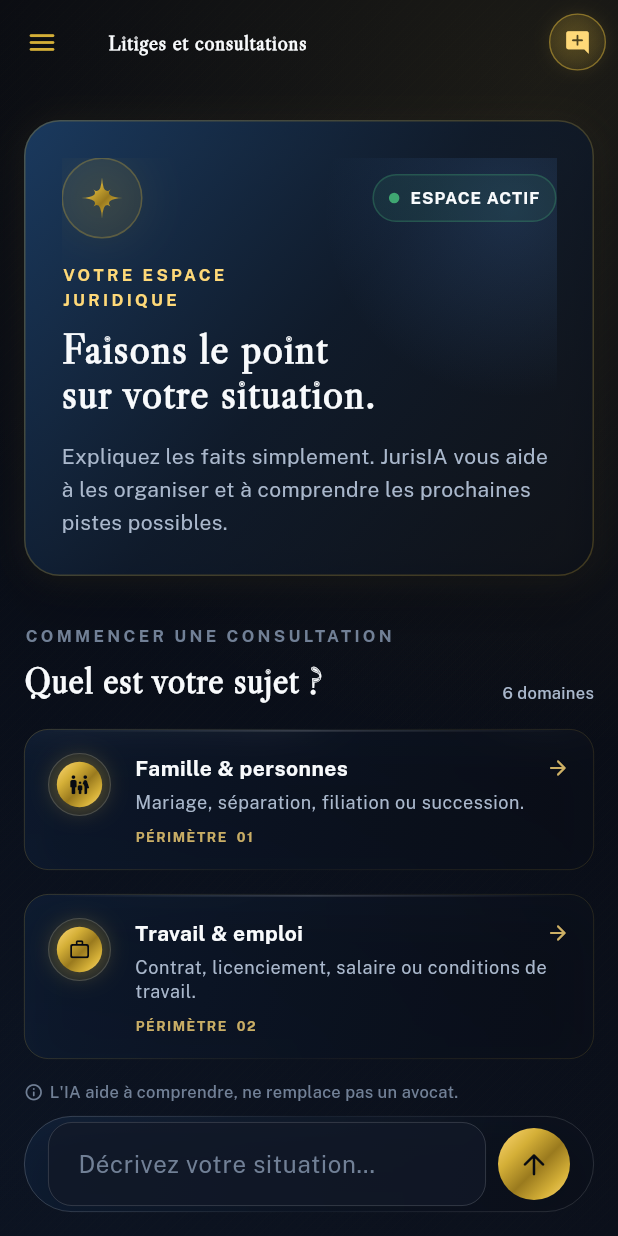
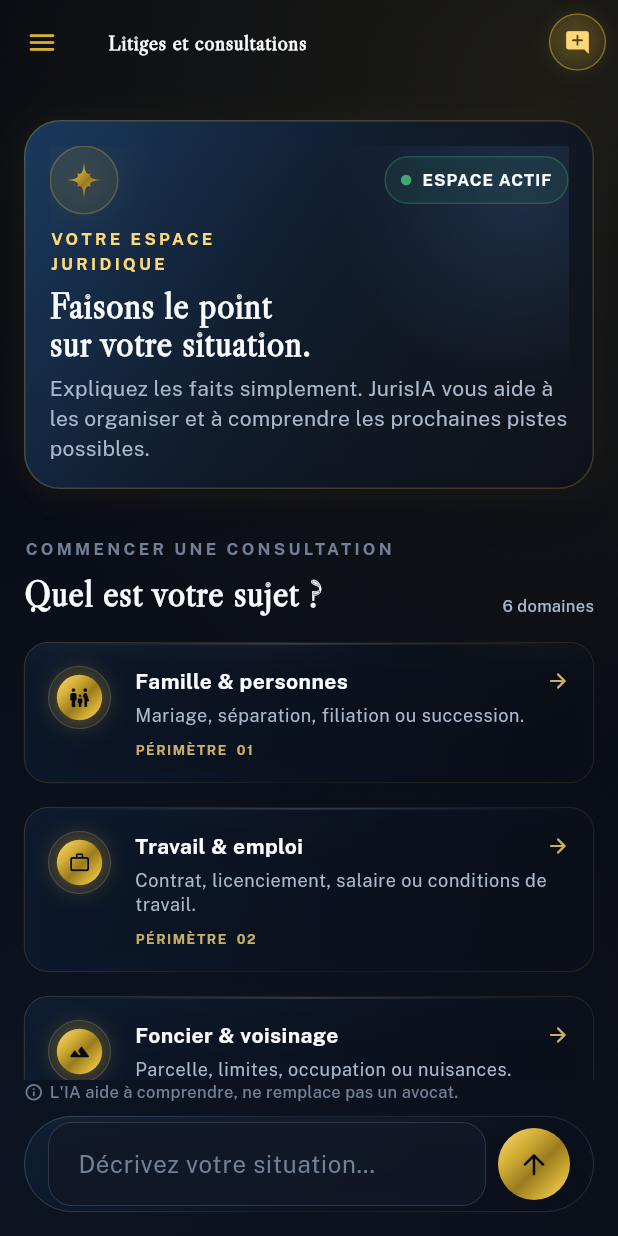
Before and after one commit to liorcreation/jurisia-app, a Flutter app: the screen it shows once a user with an empty profile is signed in, on a phone screen of 412 x 824 dp. Run offline on Flutter 3.47's test engine with Material 3 defaults, Android fonts, the phone set to English and light mode, and no system bars; our stand-ins replace camera, equatable, flutter_tts, sentry_flutter, shared_preferences, speech_to_text and 3 more; missing offline and left inert: dart:js_interop, dart:ui_web, window_manager; accounts and stored records are empty; network calls fail.

Commit message:
Improve litigation mobile responsiveness

```diff
--- a/lib/core/platform/app_platform_style.dart
+++ b/lib/core/platform/app_platform_style.dart
@@ -21,11 +21,13 @@ enum AppPlatformStyle {
   ///
   /// Le mobile conserve le tiroir, la tablette affiche un rail permanent
   /// pour ne pas sacrifier la largeur utile au contenu, et le desktop expose
-  /// la sidebar complète repliable.
+  /// la sidebar complète repliable. Le côté le plus court évite qu'un
+  /// téléphone en paysage soit classé comme une tablette.
   static AppViewportClass viewportOf(BuildContext context) {
-    final width = MediaQuery.sizeOf(context).width;
+    final size = MediaQuery.sizeOf(context);
+    final width = size.width;
     if (width >= wideBreakpoint) return AppViewportClass.desktop;
-    if (width >= 600) return AppViewportClass.tablet;
+    if (size.shortestSide >= 600) return AppViewportClass.tablet;
     return AppViewportClass.mobile;
   }
 
--- a/lib/core/widgets/chat_composer.dart
+++ b/lib/core/widgets/chat_composer.dart
@@ -15,12 +15,14 @@ class ChatComposer extends StatefulWidget {
     required this.enabled,
     required this.onSend,
     this.hintText = 'Écrivez votre message…',
+    this.compact = false,
   });
 
   final TextEditingController controller;
   final bool enabled;
   final VoidCallback onSend;
   final String hintText;
+  final bool compact;
 
   @override
   State<ChatComposer> createState() => _ChatComposerState();
@@ -51,7 +53,12 @@ class _ChatComposerState extends State<ChatComposer> {
   @override
   Widget build(BuildContext context) {
     return Padding(
-      padding: const EdgeInsets.fromLTRB(AppSpacing.md, AppSpacing.xs, AppSpacing.md, AppSpacing.md),
+      padding: EdgeInsets.fromLTRB(
+        AppSpacing.md,
+        AppSpacing.xs,
+        AppSpacing.md,
+        widget.compact ? AppSpacing.xs : AppSpacing.md,
+      ),
       child: AnimatedContainer(
         duration: const Duration(milliseconds: 300),
         curve: Curves.fastOutSlowIn,
@@ -71,7 +78,10 @@ class _ChatComposerState extends State<ChatComposer> {
           borderRadius: AppRadius.pill,
           borderColor: _focused ? AppColors.cobalt : AppColors.glassBorder,
           borderWidth: _focused ? 1.1 : 0.5,
-          padding: const EdgeInsets.symmetric(horizontal: AppSpacing.md, vertical: AppSpacing.xs),
+          padding: EdgeInsets.symmetric(
+            horizontal: AppSpacing.md,
+            vertical: widget.compact ? 2 : AppSpacing.xs,
+          ),
           child: Row(
             children: [
               Expanded(
@@ -82,7 +92,9 @@ class _ChatComposerState extends State<ChatComposer> {
                   minLines: 1,
                   maxLines: 5,
                   maxLength: AppInputLimits.chatMessage,
-                  style: Theme.of(context).textTheme.bodyLarge?.copyWith(color: AppColors.textPrimary),
+                  style: Theme.of(
+                    context,
+                  ).textTheme.bodyLarge?.copyWith(color: AppColors.textPrimary),
                   decoration: InputDecoration(
                     border: InputBorder.none,
                     hintText: widget.hintText,
@@ -102,7 +114,9 @@ class _ChatComposerState extends State<ChatComposer> {
                 child: IconButton(
                   icon: Icon(
                     Icons.arrow_upward_rounded,
-                    color: widget.enabled ? AppColors.nightBlueDeep : AppColors.textDisabled,
+                    color: widget.enabled
+                        ? AppColors.nightBlueDeep
+                        : AppColors.textDisabled,
                   ),
                   onPressed: widget.enabled ? widget.onSend : null,
                 ),
--- a/lib/features/litigation/presentation/screens/litigation_screen.dart
+++ b/lib/features/litigation/presentation/screens/litigation_screen.dart
@@ -204,6 +204,7 @@ class _LitigationViewState extends State<_LitigationView> {
           enabled: !controller.isSending,
           onSend: () => _handleSend(controller),
           hintText: 'Décrivez votre situation…',
+          compact: MediaQuery.sizeOf(context).height < 500,
         ),
       ],
     );
@@ -825,7 +826,7 @@ class _WelcomeIdentityPane extends StatelessWidget {
       offset: const Offset(0, 0.04),
       child: Container(
         constraints: BoxConstraints(minHeight: compact ? 0 : 384),
-        padding: EdgeInsets.all(compact ? AppSpacing.lg : AppSpacing.xl),
+        padding: EdgeInsets.all(compact ? AppSpacing.md : AppSpacing.xl),
         decoration: BoxDecoration(
           borderRadius: BorderRadius.circular(AppRadius.large),
           gradient: const LinearGradient(
@@ -860,12 +861,12 @@ class _WelcomeIdentityPane extends StatelessWidget {
               children: [
                 Row(
                   children: [
-                    _HeroMark(size: compact ? 54 : 68),
+                    _HeroMark(size: compact ? 46 : 68),
                     const Spacer(),
                     const _LiveStatusPill(),
                   ],
                 ),
-                SizedBox(height: compact ? AppSpacing.md : AppSpacing.xl),
+                SizedBox(height: compact ? AppSpacing.sm : AppSpacing.xl),
                 Text(
                   'VOTRE ESPACE\nJURIDIQUE',
                   style: textTheme.labelSmall?.copyWith(
@@ -875,12 +876,12 @@ class _WelcomeIdentityPane extends StatelessWidget {
                     height: 1.5,
                   ),
                 ),
-                const SizedBox(height: AppSpacing.sm),
+                SizedBox(height: compact ? 6 : AppSpacing.sm),
                 Text(
                   'Faisons le point\nsur votre situation.',
                   style:
                       (compact
-                              ? textTheme.headlineMedium
+                              ? textTheme.headlineSmall
                               : textTheme.headlineLarge)
                           ?.copyWith(
                             color: AppColors.textPrimary,
@@ -888,12 +889,12 @@ class _WelcomeIdentityPane extends StatelessWidget {
                             fontWeight: FontWeight.w600,
                           ),
                 ),
-                const SizedBox(height: AppSpacing.md),
+                SizedBox(height: compact ? AppSpacing.sm : AppSpacing.md),
                 Text(
                   'Expliquez les faits simplement. JurisIA vous aide à les organiser et à comprendre les prochaines pistes possibles.',
                   style: textTheme.bodyMedium?.copyWith(
                     color: AppColors.textSecondary,
-                    height: 1.55,
+                    height: compact ? 1.45 : 1.55,
                   ),
                 ),
               ],
@@ -1142,16 +1143,17 @@ class _StarterCard extends StatelessWidget {
   @override
   Widget build(BuildContext context) {
     final textTheme = Theme.of(context).textTheme;
+    final compact = MediaQuery.sizeOf(context).width < 380;
 
     return GlassContainer(
       onTap: onTap,
       borderRadius: AppRadius.medium,
       borderColor: AppColors.gold.withValues(alpha: 0.18),
-      padding: const EdgeInsets.all(AppSpacing.md),
+      padding: EdgeInsets.all(compact ? AppSpacing.sm : AppSpacing.md),
       child: Row(
         crossAxisAlignment: CrossAxisAlignment.start,
         children: [
-          GradientIconBadge(icon: starter.icon, size: 42),
+          GradientIconBadge(icon: starter.icon, size: compact ? 38 : 42),
           const SizedBox(width: AppSpacing.md),
           Expanded(
             child: Column(
```
Also changed, not shown: lib/core/widgets/ios_large_title_bar.dart (+33 -13 lines), 1 other file.
